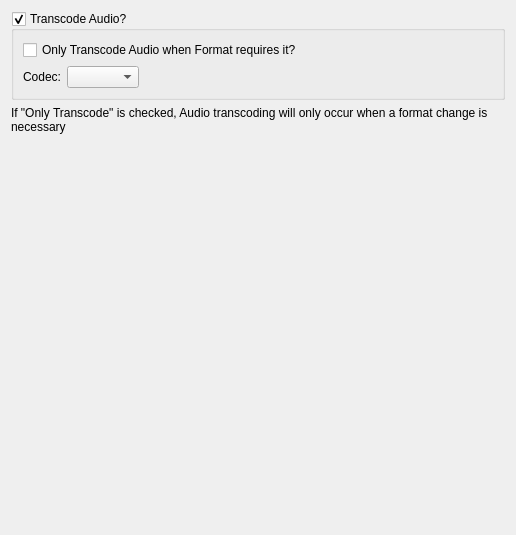
towel42-com/MediaManager, file Preferences/UI/MakeMKVAudioSettings.ui: the form before one commit.
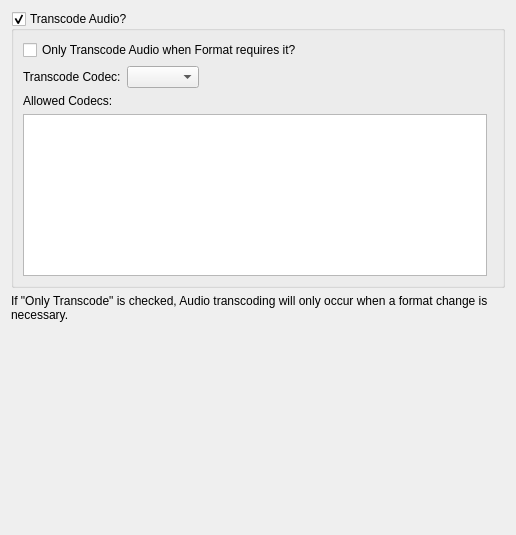
The form after the commit.

Commit message: Allow for multiple audio codecs

Patch:
```diff
--- a/Preferences/UI/MakeMKVAudioSettings.ui
+++ b/Preferences/UI/MakeMKVAudioSettings.ui
@@ -23,14 +23,19 @@
       <bool>true</bool>
      </property>
      <layout class="QGridLayout" name="gridLayout">
-      <item row="1" column="0">
-       <widget class="QLabel" name="label">
+      <item row="1" column="0" colspan="2">
+       <layout class="QHBoxLayout" name="horizontalLayout">
+        <item>
+         <widget class="QLabel" name="label_3">
         <property name="text">
-         <string>Codec:</string>
+           <string>Transcode Codec:</string>
         </property>
        </widget>
       </item>
-      <item row="1" column="2">
+        <item>
+         <widget class="QComboBox" name="audioCodec"/>
+        </item>
+        <item>
        <spacer name="horizontalSpacer">
         <property name="orientation">
          <enum>Qt::Horizontal</enum>
@@ -43,23 +48,32 @@
         </property>
        </spacer>
       </item>
-      <item row="1" column="1">
-       <widget class="QComboBox" name="audioCodec"/>
+       </layout>
       </item>
-      <item row="0" column="0" colspan="3">
+      <item row="0" column="0">
        <widget class="QCheckBox" name="onlyTranscodeAudioOnFormatChange">
         <property name="text">
          <string>Only Transcode Audio when Format requires it?</string>
         </property>
        </widget>
       </item>
+      <item row="2" column="0">
+       <widget class="QLabel" name="label">
+        <property name="text">
+         <string>Allowed Codecs:</string>
+        </property>
+       </widget>
+      </item>
+      <item row="3" column="0" rowspan="2">
+       <widget class="QTreeView" name="allowedCodecs"/>
+      </item>
      </layout>
     </widget>
    </item>
    <item>
     <widget class="QLabel" name="label_2">
      <property name="text">
-      <string>If &quot;Only Transcode&quot; is checked, Audio transcoding will only occur when a format change is necessary</string>
+      <string>If &quot;Only Transcode&quot; is checked, Audio transcoding will only occur when a format change is necessary.</string>
      </property>
      <property name="wordWrap">
       <bool>true</bool>
```
Left out of the diff: 5 changed lines with no effect on the pictures. Lines whose indentation alone changed are shown as unchanged. The commit also changes 4 other files.
